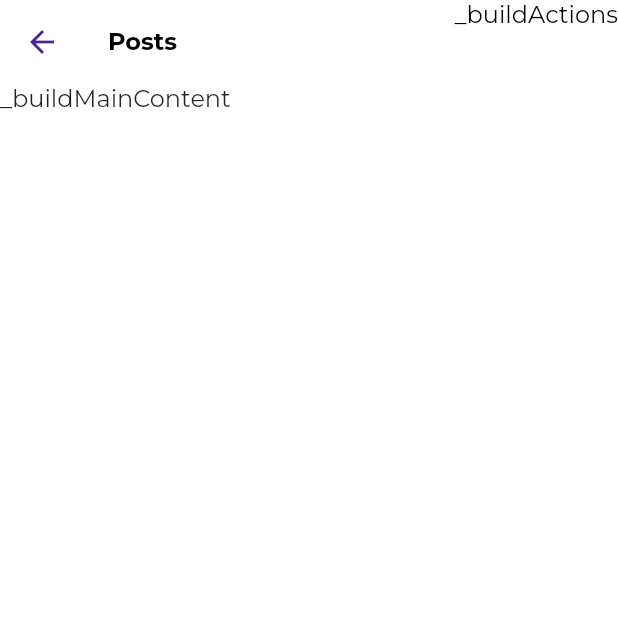
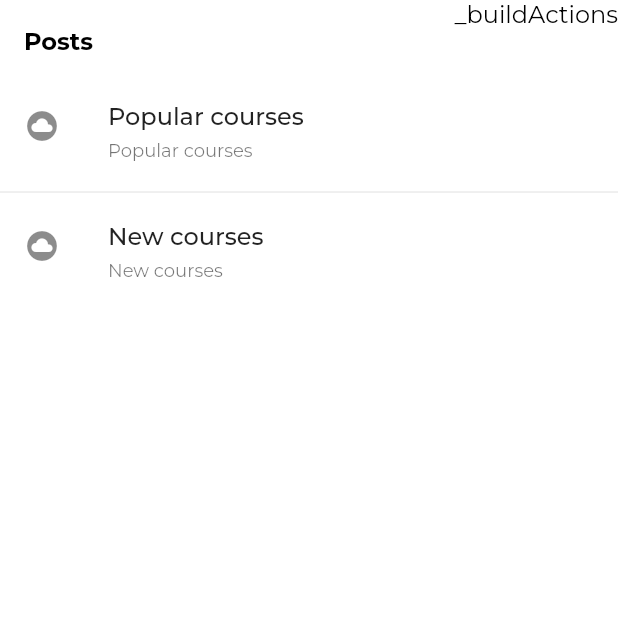
Before and after one commit to vinhtran313/MentalCare, a Flutter app: the CoursesScreen screen opened directly, on a phone screen of 412 x 824 dp, the top half of it. Run offline on Flutter 3.47's test engine with Material 2 defaults, Android fonts, the phone set to English and light mode, and no system bars; our stand-ins replace another_flushbar, dio, flutter_mobx, flutter_svg, get_it, google_fonts and 4 more; missing offline and left inert: material_dialog, xxtea; accounts and stored records are empty; generated files the repository leaves out were written again.

Commit message:
Commit feature courses

```diff
--- a/lib/ui/courses/courses.dart
+++ b/lib/ui/courses/courses.dart
@@ -1,12 +1,21 @@
 import 'package:boilerplate/utils/locale/app_localization.dart';
 import 'package:flutter/material.dart';
 
-class ProductDto {
+class CourseDto {
   String? id;
   String? name;
   String? description;
   String? author;
   double? price;
+  CourseDto(this.id, this.author, this.description, this.name, this.price);
+}
+
+class CategoryCourseDto {
+  String? id;
+  String? name;
+  List<CourseDto>? courses;
+
+  CategoryCourseDto(this.id, this.name, this.courses);
 }
 
 class CoursesScreen extends StatefulWidget {
@@ -15,7 +24,24 @@ class CoursesScreen extends StatefulWidget {
 }
 
 class _CoursesScreenState extends State<CoursesScreen> {
-  final List<ProductDto> fakeData = [];
+  final List<CategoryCourseDto> fakeData = [
+    CategoryCourseDto("1", 'Popular courses', [
+      CourseDto('11', 'Do Xuan Tien', 'This is some description',
+          'Course for mental heal level 1', 500),
+      CourseDto('12', 'Do Xuan Tien', 'This is some description',
+          'Course for mental heal level 2', 500),
+      CourseDto('13', 'Do Xuan Tien', 'This is some description',
+          'Course for mental heal level 3', 500)
+    ]),
+    CategoryCourseDto("2", 'New courses', [
+      CourseDto('21', 'Tran Hoang Vinh', 'This is some description',
+          'Exams for mental coaching level 1', 1500),
+      CourseDto('22', 'Tran Hoang Vinh', 'This is some description',
+          'Exams for mental coaching level 2', 1500),
+      CourseDto('23', 'Tran Hoang Vinh', 'This is some description',
+          'Exams for mental coaching level 3', 1500)
+    ])
+  ];
   @override
   void initState() {
     super.initState();
@@ -51,7 +77,7 @@ class _CoursesScreenState extends State<CoursesScreen> {
   }
 
   Widget _buildMainContent() {
-    return Text('_buildMainContent');
+    return _buildListView();
   }
 
   Widget _buildListView() {
@@ -78,7 +104,7 @@ class _CoursesScreenState extends State<CoursesScreen> {
         style: Theme.of(context).textTheme.subtitle1,
       ),
       subtitle: Text(
-        '${this.fakeData[position].description}',
+        '${this.fakeData[position].name}',
         maxLines: 1,
         overflow: TextOverflow.ellipsis,
         softWrap: false,
--- a/lib/utils/routes/routes.dart
+++ b/lib/utils/routes/routes.dart
@@ -1,3 +1,4 @@
+import 'package:boilerplate/ui/courses/courses.dart';
 import 'package:boilerplate/ui/home/home.dart';
 import 'package:boilerplate/ui/login/login.dart';
 import 'package:boilerplate/ui/splash/splash.dart';
@@ -10,10 +11,12 @@ class Routes {
   static const String splash = '/splash';
   static const String login = '/login';
   static const String home = '/home';
+  static const String courses = '/courses';
 
   static final routes = <String, WidgetBuilder>{
     splash: (BuildContext context) => SplashScreen(),
     login: (BuildContext context) => LoginScreen(),
     home: (BuildContext context) => HomeScreen(),
+    courses: (BuildContext context) => CoursesScreen(),
   };
 }
```
